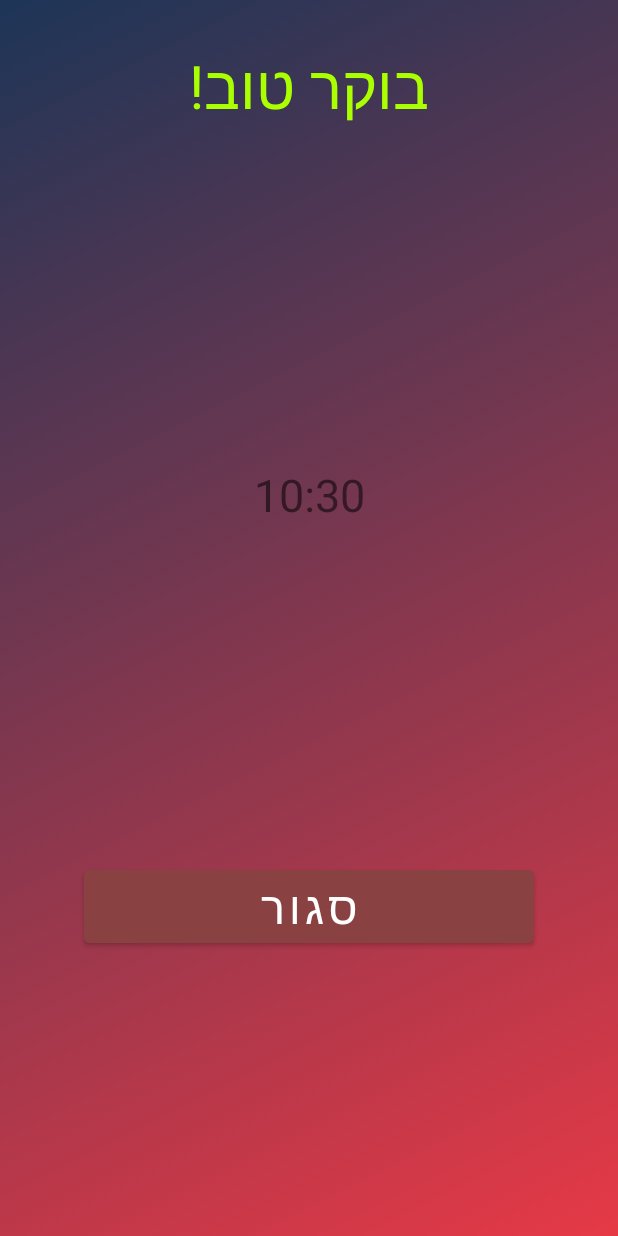
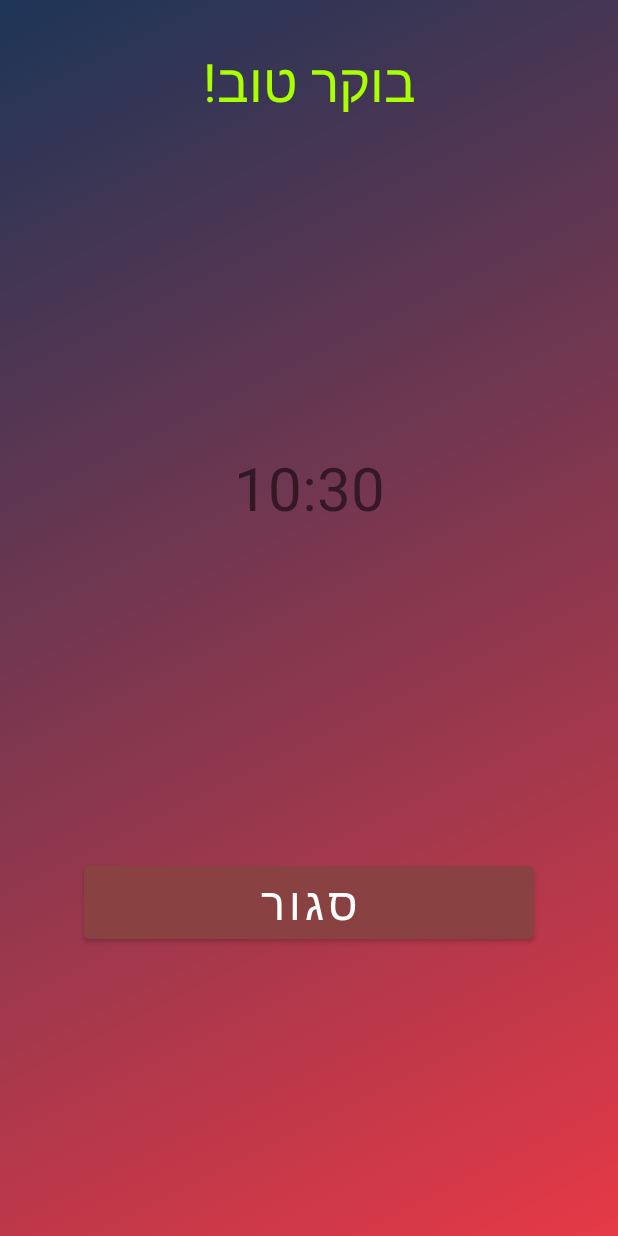
Before and after one commit to yardencoding/WakeAppAndroidApplication, an Android app: the OnPopAlarm screen opened directly, with no data from a screen before it, on a phone screen of 412 x 824 dp. Run offline under Robolectric (Android 15) with nearby library versions, the phone set to English and light mode, and no system bars; 1 statement that could not run was skipped.

Commit message:
create the checkSmile fragment

```diff
--- a/app/src/main/AndroidManifest.xml
+++ b/app/src/main/AndroidManifest.xml
@@ -11,6 +11,8 @@
     <uses-permission android:name="android.permission.FOREGROUND_SERVICE" />
     <uses-permission android:name="android.permission.VIBRATE" />
     <uses-permission android:name="android.permission.RECEIVE_BOOT_COMPLETED" />
+    <uses-permission android:name="android.permission.CAMERA" />
+
 
     <application
         android:allowBackup="true"
--- a/app/src/main/java/com/example/wakeup/HoldFragmentsActivity.java
+++ b/app/src/main/java/com/example/wakeup/HoldFragmentsActivity.java
@@ -10,5 +10,6 @@ public class HoldFragmentsActivity extends AppCompatActivity {
     protected void onCreate(Bundle savedInstanceState) {
         super.onCreate(savedInstanceState);
         setContentView(R.layout.activity_hold_fragments_activity);
+
     }
 }
--- a/app/src/main/res/layout/activity_hold_fragments_activity.xml
+++ b/app/src/main/res/layout/activity_hold_fragments_activity.xml
@@ -8,7 +8,7 @@
 
 
     <androidx.fragment.app.FragmentContainerView
-        android:id="@+id/fragmentContainerView3"
+        android:id="@+id/fragmentContainerView"
         android:name="androidx.navigation.fragment.NavHostFragment"
         android:layout_width="match_parent"
         android:layout_height="match_parent"
--- a/app/src/main/res/layout/fragment_on_pop_alarm.xml
+++ b/app/src/main/res/layout/fragment_on_pop_alarm.xml
@@ -27,8 +27,8 @@
         android:layout_height="wrap_content"
         android:layout_marginTop="30dp"
         android:text="בוקר טוב!"
-        android:textSize="40sp"
         android:textColor="#AAFF00"
+        android:textSize="35sp"
         app:layout_constraintEnd_toEndOf="parent"
         app:layout_constraintStart_toStartOf="parent"
         app:layout_constraintTop_toTopOf="parent" />
@@ -37,7 +37,7 @@
         android:id="@+id/show_time_tv"
         android:layout_width="wrap_content"
         android:layout_height="wrap_content"
-        android:textSize="30sp"
+        android:textSize="40sp"
         app:layout_constraintBottom_toTopOf="@+id/stop_alarm_Service_btn"
         app:layout_constraintEnd_toEndOf="parent"
         app:layout_constraintStart_toStartOf="parent"
--- a/app/src/main/res/navigation/nav_graph.xml
+++ b/app/src/main/res/navigation/nav_graph.xml
@@ -3,11 +3,19 @@
     xmlns:app="http://schemas.android.com/apk/res-auto"
     xmlns:tools="http://schemas.android.com/tools"
     android:id="@+id/nav_graph"
-    app:startDestination="@id/cancelAlarm">
-
+    app:startDestination="@id/onPopAlarm">
     <fragment
-        android:id="@+id/cancelAlarm"
+        android:id="@+id/onPopAlarm"
         android:name="com.example.wakeup.OnPopAlarm"
-        android:label="fragment_cancel_alarm"
+        android:label="fragment_on_pop_alarm"
         tools:layout="@layout/fragment_on_pop_alarm" />
+    <fragment
+        android:id="@+id/checkSmile"
+        android:name="com.example.wakeup.CheckSmile"
+        android:label="fragment_check_smile"
+        tools:layout="@layout/fragment_check_smile" >
+        <action
+            android:id="@+id/action_checkSmile_to_onPopAlarm"
+            app:destination="@id/onPopAlarm" />
+    </fragment>
 </navigation>
```
Also changed, not shown: app/src/main/java/com/example/wakeup/AlarmReceiver.java (+0 -13 lines), app/src/main/java/com/example/wakeup/CheckSmile.java (+50 -2 lines), app/src/main/java/com/example/wakeup/CreateAlarm.java (+27 -1 lines), app/src/main/java/com/example/wakeup/OnPopAlarm.java (+7 -2 lines), app/src/main/res/layout/fragment_check_smile.xml (+40 -7 lines).
